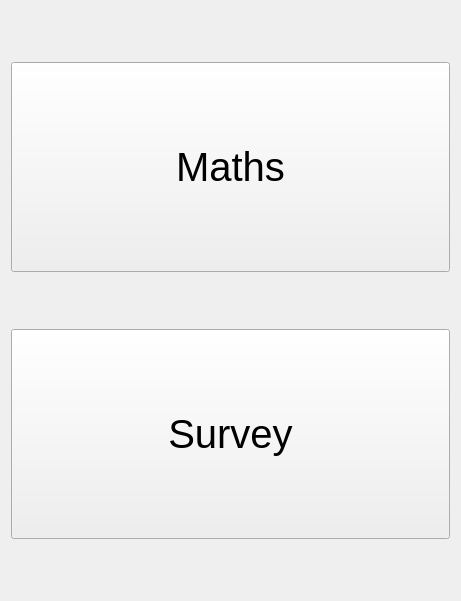
Above: umati/UmatiChooserView.ui from kheimerl/umati before the change. Below: the same form after it.
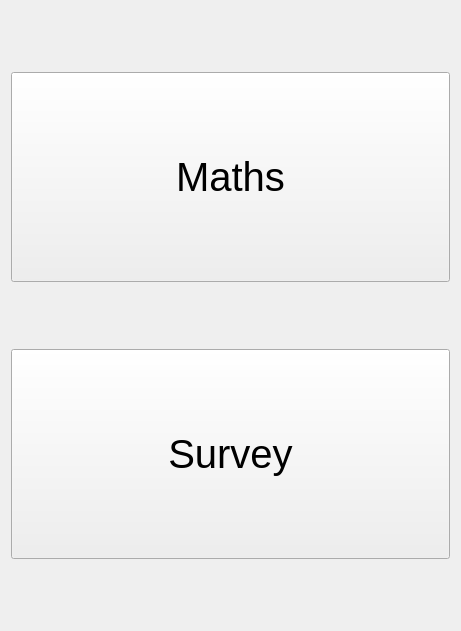
That is the form after the change.

Diff of the .ui file:
```diff
--- a/umati/UmatiChooserView.ui
+++ b/umati/UmatiChooserView.ui
@@ -7,7 +7,7 @@
     <x>0</x>
     <y>0</y>
     <width>461</width>
-    <height>601</height>
+    <height>631</height>
    </rect>
   </property>
   <property name="windowTitle">
```
